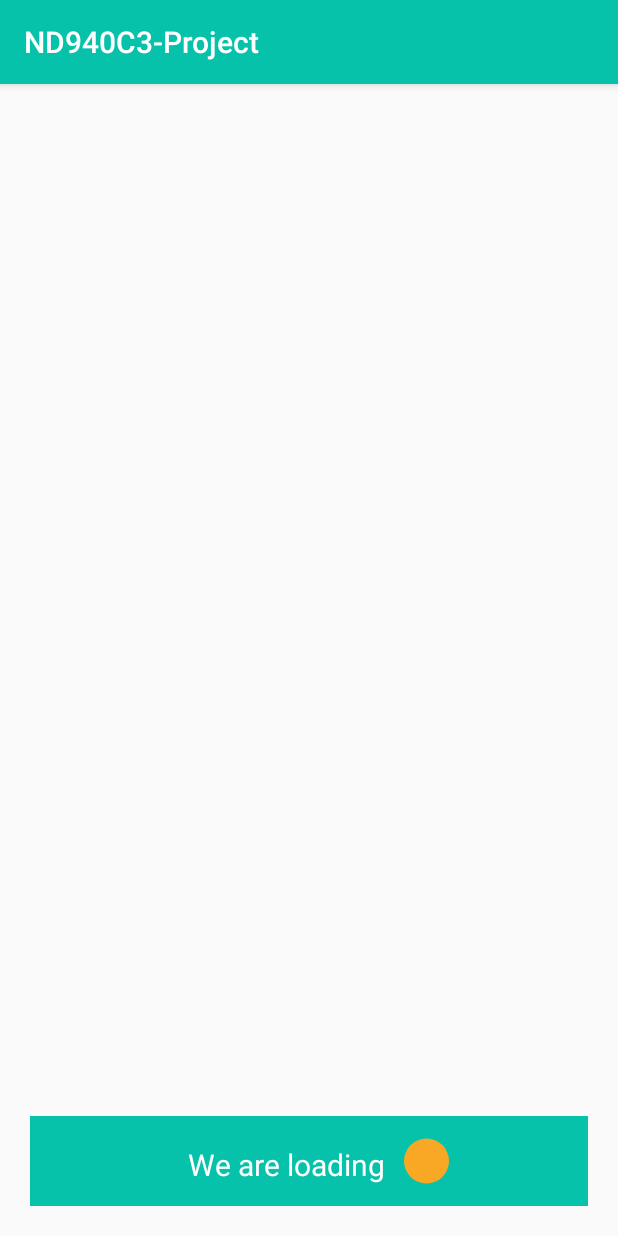
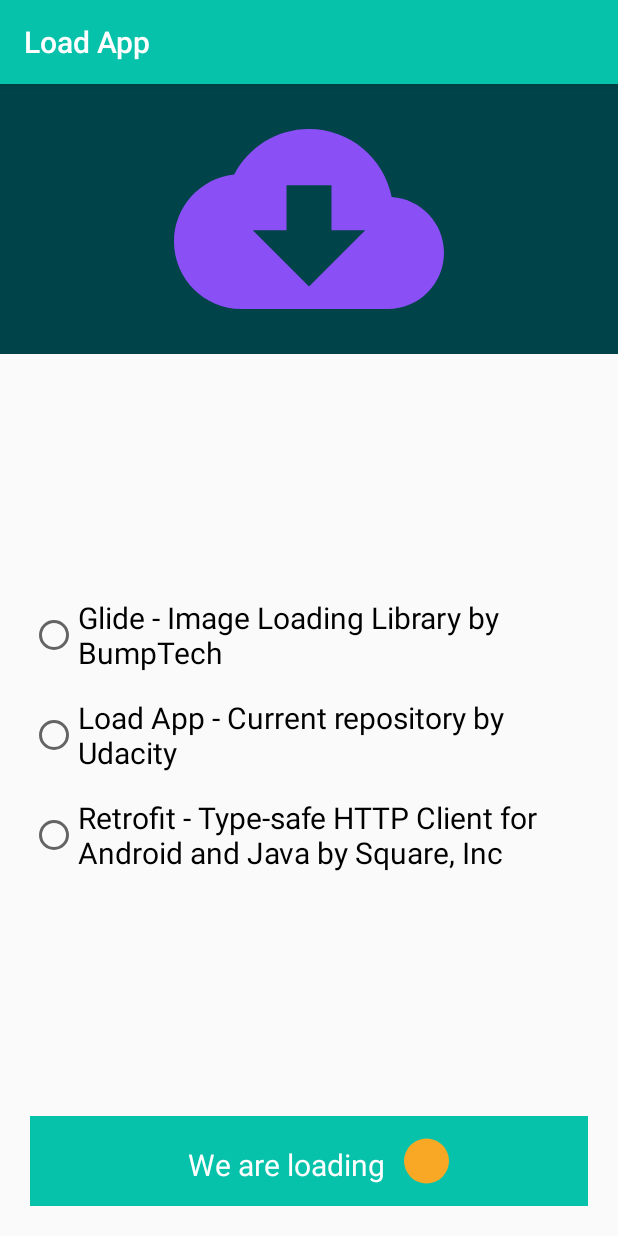
Before and after one commit to ahmedmatem/LoadApp, an Android app: the screen it shows after launch (MainActivity), on a phone screen of 412 x 824 dp. Run offline under Robolectric (Android 15) with nearby library versions, the phone set to English and light mode, and no system bars.

Commit message:
Add image and radio buttons group

```diff
--- a/app/src/main/AndroidManifest.xml
+++ b/app/src/main/AndroidManifest.xml
@@ -1,6 +1,8 @@
 <?xml version="1.0" encoding="utf-8"?>
 <manifest xmlns:android="http://schemas.android.com/apk/res/android"
     package="com.udacity">
+
+    <uses-permission android:name="android.permission.INTERNET"></uses-permission>
 
     <application
         android:allowBackup="true"
--- a/app/src/main/java/com/udacity/MainActivity.kt
+++ b/app/src/main/java/com/udacity/MainActivity.kt
@@ -9,6 +9,9 @@ import android.content.Intent
 import android.content.IntentFilter
 import android.net.Uri
 import android.os.Bundle
+import android.view.View
+import android.widget.RadioButton
+import android.widget.Toast
 import androidx.appcompat.app.AppCompatActivity
 import androidx.core.app.NotificationCompat
 import kotlinx.android.synthetic.main.activity_main.*
@@ -38,10 +41,15 @@ class MainActivity : AppCompatActivity() {
     private val receiver = object : BroadcastReceiver() {
         override fun onReceive(context: Context?, intent: Intent?) {
             val id = intent?.getLongExtra(DownloadManager.EXTRA_DOWNLOAD_ID, -1)
+//            Toast.makeText(context, "id: $id", Toast.LENGTH_LONG).show()
         }
     }
 
     private fun download() {
+        if (radio_group.checkedRadioButtonId == -1) {
+            Toast.makeText(this, R.string.radio_group_unchecked_toast_text, Toast.LENGTH_LONG)
+                .show()
+        } else {
             val request =
                 DownloadManager.Request(Uri.parse(URL))
                     .setTitle(getString(R.string.app_name))
@@ -54,9 +62,31 @@ class MainActivity : AppCompatActivity() {
             downloadID =
                 downloadManager.enqueue(request)// enqueue puts the download request in the queue.
         }
+    }
+
+    fun onRadioButtonClicked(view: View) {
+        if (view is RadioButton) {
+            val checked = view.isChecked
+            when (view.id) {
+                R.id.radio_glide ->
+                    if (checked) {
+                        URL = "https://github.com/bumptech/glide"
+                    }
+                R.id.radio_app ->
+                    if (checked) {
+                        URL =
+                            "https://github.com/udacity/nd940-c3-advanced-android-programming-project-starter/archive/master.zip"
+                    }
+                R.id.radio_retrofit ->
+                    if (checked) {
+                        URL = "https://github.com/square/retrofit"
+                    }
+            }
+        }
+    }
 
     companion object {
-        private const val URL =
+        private var URL =
             "https://github.com/udacity/nd940-c3-advanced-android-programming-project-starter/archive/master.zip"
         private const val CHANNEL_ID = "channelId"
     }
--- /dev/null
+++ b/app/src/main/res/drawable/cloud_download.xml
@@ -0,0 +1,5 @@
+<vector android:height="24dp" android:tint="#8B4FF6"
+    android:viewportHeight="24" android:viewportWidth="24"
+    android:width="24dp" xmlns:android="http://schemas.android.com/apk/res/android">
+    <path android:fillColor="@android:color/white" android:pathData="M19.35,10.04C18.67,6.59 15.64,4 12,4 9.11,4 6.6,5.64 5.35,8.04 2.34,8.36 0,10.91 0,14c0,3.31 2.69,6 6,6h13c2.76,0 5,-2.24 5,-5 0,-2.64 -2.05,-4.78 -4.65,-4.96zM17,13l-5,5 -5,-5h3V9h4v4h3z"/>
+</vector>
--- a/app/src/main/res/layout/content_main.xml
+++ b/app/src/main/res/layout/content_main.xml
@@ -9,11 +9,61 @@
     tools:context=".MainActivity"
     tools:showIn="@layout/activity_main">
 
+    <ImageView
+        android:id="@+id/cloud_img"
+        android:layout_width="match_parent"
+        android:layout_height="180dp"
+        android:background="@color/colorPrimaryDark"
+        app:layout_constraintEnd_toEndOf="parent"
+        app:layout_constraintStart_toStartOf="parent"
+        app:layout_constraintTop_toTopOf="parent"
+        android:contentDescription="@string/cloud_image_description"
+        app:srcCompat="@drawable/cloud_download" />
+
+    <RadioGroup
+        android:id="@+id/radio_group"
+        android:layout_width="0dp"
+        android:layout_height="wrap_content"
+        android:layout_margin="@dimen/layout_margin"
+        app:layout_constraintBottom_toTopOf="@+id/custom_button"
+        app:layout_constraintEnd_toEndOf="parent"
+        app:layout_constraintStart_toStartOf="parent"
+        app:layout_constraintTop_toBottomOf="@+id/cloud_img">
+
+        <RadioButton
+            android:id="@+id/radio_glide"
+            android:layout_width="wrap_content"
+            android:layout_height="wrap_content"
+            android:layout_marginVertical="@dimen/margin_small"
+            android:onClick="onRadioButtonClicked"
+            android:text="@string/radio_glide_text"
+            android:textSize="@dimen/default_text_size" />
+
+        <RadioButton
+            android:id="@+id/radio_app"
+            android:layout_width="wrap_content"
+            android:layout_height="wrap_content"
+            android:layout_marginVertical="@dimen/margin_small"
+            android:onClick="onRadioButtonClicked"
+            android:text="@string/radio_app_text"
+            android:textSize="@dimen/default_text_size" />
+
+        <RadioButton
+            android:id="@+id/radio_retrofit"
+            android:layout_width="wrap_content"
+            android:layout_height="wrap_content"
+            android:layout_marginVertical="@dimen/margin_small"
+            android:onClick="onRadioButtonClicked"
+            android:text="@string/radio_retrofit_text"
+            android:textSize="@dimen/default_text_size" />
+
+    </RadioGroup>
+
     <com.udacity.LoadingButton
         android:id="@+id/custom_button"
         android:layout_width="0dp"
         android:layout_height="60dp"
-        android:layout_margin="20dp"
+        android:layout_margin="@dimen/layout_margin"
         android:background="@color/colorPrimary"
         app:layout_constraintBottom_toBottomOf="parent"
         app:layout_constraintEnd_toEndOf="parent"
--- a/app/src/main/res/values/dimens.xml
+++ b/app/src/main/res/values/dimens.xml
@@ -1,7 +1,12 @@
 <resources>
     <dimen name="fab_margin">16dp</dimen>
 
+    <dimen name="layout_margin">20dp</dimen>
     <dimen name="default_text_size">20sp</dimen>
+
+    <dimen name="margin_small">8dp</dimen>
+    <dimen name="margin_normal">16dp</dimen>
+    <dimen name="margin_large">24dp</dimen>
 
     <dimen name="loading_button_text_size">@dimen/default_text_size</dimen>
 </resources>
--- a/app/src/main/res/values/strings.xml
+++ b/app/src/main/res/values/strings.xml
@@ -1,5 +1,5 @@
 <resources>
-    <string name="app_name">ND940C3-Project</string>
+    <string name="app_name">Load App</string>
     <string name="app_description">Download files from Internet</string>
     <string name="action_settings">Settings</string>
 
@@ -11,4 +11,11 @@
     <string name="button_name">Click me</string>
     <string name="button_loading">We are loading </string>
     <string name="title_activity_detail">DetailActivity</string>
+
+    <string name="radio_glide_text">Glide - Image Loading Library by BumpTech</string>
+    <string name="radio_app_text">Load App - Current repository by Udacity</string>
+    <string name="radio_retrofit_text">Retrofit - Type-safe HTTP Client for Android and Java by Square, Inc</string>
+    <string name="radio_group_unchecked_toast_text">Please select the file to download</string>
+
+    <string name="cloud_image_description">Download cloud image</string>
 </resources>
```
Lines whose indentation alone changed are shown as unchanged.
